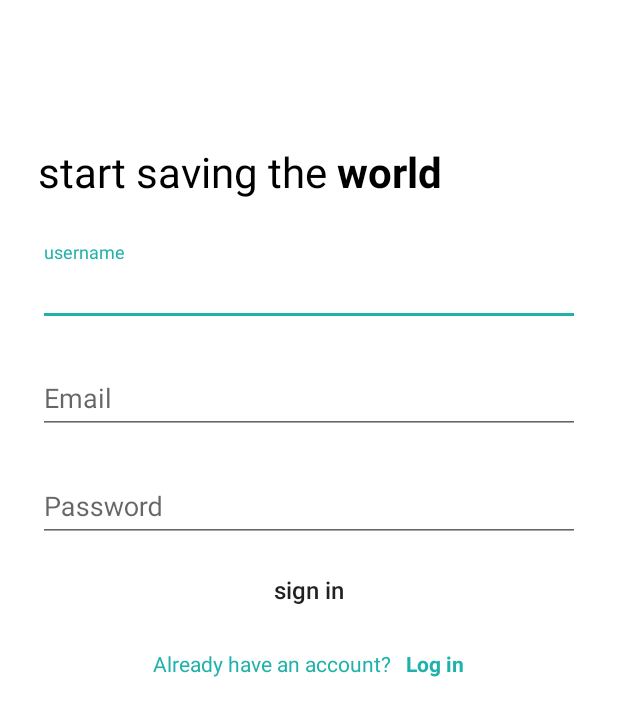
After one commit to riscuus/MobilityHackApp, an Android app: the RegisterActivity screen opened directly, with no data from a screen before it, on a phone screen of 412 x 824 dp. The commit adds this screen. Shown: the top 716 px of the screen. Run offline under Robolectric (Android 15) with nearby library versions, the phone set to English and light mode, and no system bars; 1 statement that could not run was skipped.

Commit message:
Basic UI login and register

```diff
--- a/app/src/main/AndroidManifest.xml
+++ b/app/src/main/AndroidManifest.xml
@@ -17,6 +17,7 @@
             </intent-filter>
         </activity>
         <activity android:name=".HomescreenActivity"></activity>
+        <activity android:name=".RegisterActivity"></activity>
     </application>
 
 </manifest>
--- /dev/null
+++ b/app/src/main/java/com/risco/android/mobilityhackapp/RegisterActivity.java
@@ -0,0 +1,67 @@
+package com.risco.android.mobilityhackapp;
+
+import android.content.Context;
+import android.content.Intent;
+import android.os.Bundle;
+import android.support.v7.app.AppCompatActivity;
+import android.view.View;
+import android.widget.Button;
+import android.widget.EditText;
+import android.widget.LinearLayout;
+import android.widget.ProgressBar;
+import android.widget.TextView;
+
+/**
+ * Created by Albert Risco on 10/03/2018.
+ */
+
+public class RegisterActivity extends AppCompatActivity {
+
+    private static final String TAG = "RegisterActivity";
+    private Context mContext;
+
+    //Layout stuff
+    private EditText mUsername;
+    private EditText mEmail;
+    private EditText mPassword;
+    private ProgressBar mProgressBar;
+    private Button btnRegister;
+    private LinearLayout mLoginLink;
+
+    private String username;
+    private String email;
+    private String password;
+
+    @Override
+    protected void onCreate(Bundle savedInstanceState) {
+        super.onCreate(savedInstanceState);
+        setContentView(R.layout.acitivity_register);
+
+        initWidgets();
+
+        //Intent to login activity
+        TextView newAccountText = (TextView) findViewById(R.id.newAccountText);
+        newAccountText.setOnClickListener(new View.OnClickListener() {
+            @Override
+            public void onClick(View view) {
+                Intent intent = new Intent(mContext, RegisterActivity.class);
+                startActivity(intent);
+
+            }
+        });
+    }
+
+    private void initWidgets(){
+        mContext = RegisterActivity.this;
+        mUsername=(EditText) findViewById(R.id.register_input_username);
+        mEmail=(EditText) findViewById(R.id.register_input_email);
+        mPassword=(EditText) findViewById(R.id.register_input_password);
+        mProgressBar=(ProgressBar) findViewById(R.id.register_progressBar);
+        btnRegister =(Button) findViewById(R.id.register_btn);
+        mLoginLink=(LinearLayout) findViewById(R.id.login_text);
+        //firebaseMethods = new FirebaseMethods(mContext);
+        //append="";
+        mLoginLink=(LinearLayout) findViewById(R.id.login_text);
+        mProgressBar.setVisibility(View.GONE);
+    }
+}
--- a/app/src/main/res/layout/acitivity_register.xml
+++ b/app/src/main/res/layout/acitivity_register.xml
@@ -113,7 +113,6 @@
             android:textAllCaps="false"
             android:textSize="16dp"
             android:textStyle="normal"
-            android:background="@drawable/white_rounded_bottom"
             style="?android:attr/borderlessButtonStyle"
             android:id="@+id/register_btn"/>
 
```
Also changed, not shown: app/src/main/java/com/risco/android/mobilityhackapp/LoginActivity.java (+33 -0 lines), app/src/main/java/com/risco/android/mobilityhackapp/RegisterAcitivity.java (deleted, +0 -17 lines).
